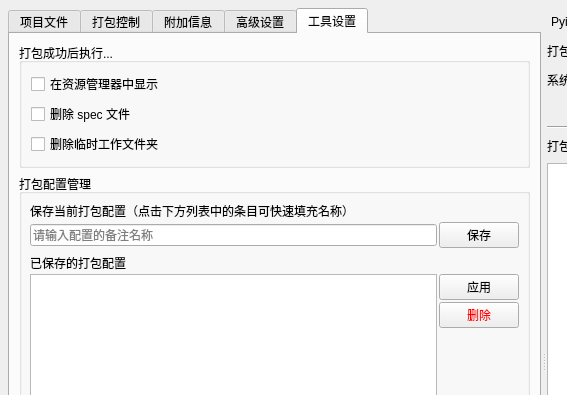
hrpzcf/AwesomePyKit, file source/awespykit/ui/pyinstaller_tool.ui: the form before one commit; both pictures show x 0 to 567 and y 0 to 395 of the 860 by 722 pixel window.
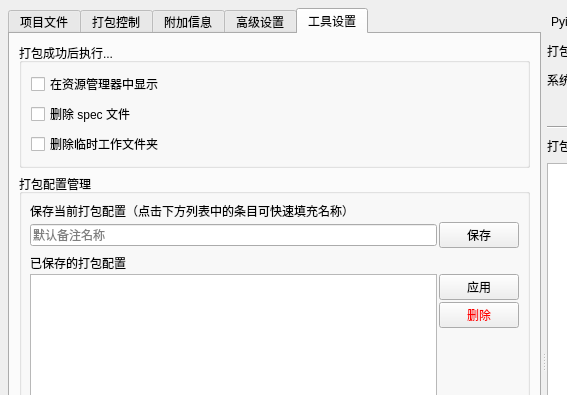
The form after the commit. The open tabs and pages were chosen to show the change.

Commit message: 程序打包工具的配置管理功能优化：不输入配置名称时以默认名称保存配置

Patch:
```diff
--- a/source/awespykit/ui/pyinstaller_tool.ui
+++ b/source/awespykit/ui/pyinstaller_tool.ui
@@ -1142,7 +1142,7 @@
 输入一个你容易记住的备注名称并点击“保存”按钮将这些设置保存下来以便在不同的打包项目之间快速切换。</string>
                   </property>
                   <property name="placeholderText">
-                   <string>请输入配置的备注名称</string>
+                   <string>默认备注名称</string>
                   </property>
                  </widget>
                 </item>
```
Left out of the diff: 11 changed lines with no effect on the pictures. The commit also changes 5 other files.
